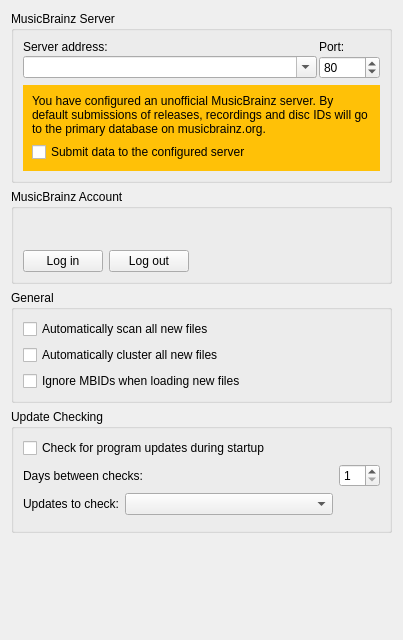
First picture: the form in ui/options_general.ui, repository metabrainz/picard, before the edit.
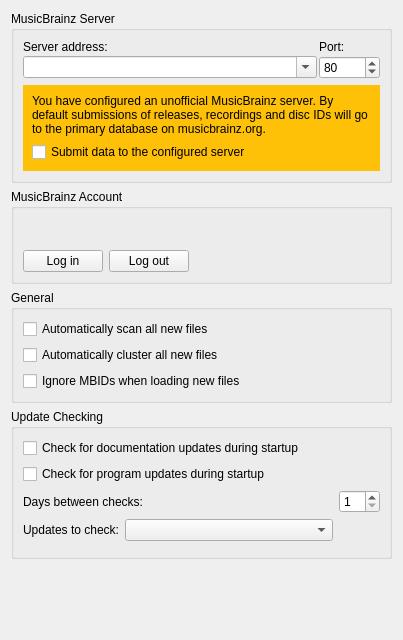
Second picture: the form after the edit.

What changed in the file:
```diff
--- a/ui/options_general.ui
+++ b/ui/options_general.ui
@@ -241,6 +241,13 @@
          <property name="bottomMargin">
           <number>0</number>
          </property>
+         <item>
+          <widget class="QCheckBox" name="check_rtd_updates">
+           <property name="text">
+            <string>Check for documentation updates during startup</string>
+           </property>
+          </widget>
+         </item>
          <item>
           <widget class="QCheckBox" name="check_for_updates">
            <property name="text">
```
Left out of the diff: 1 changed line with no effect on the pictures.
